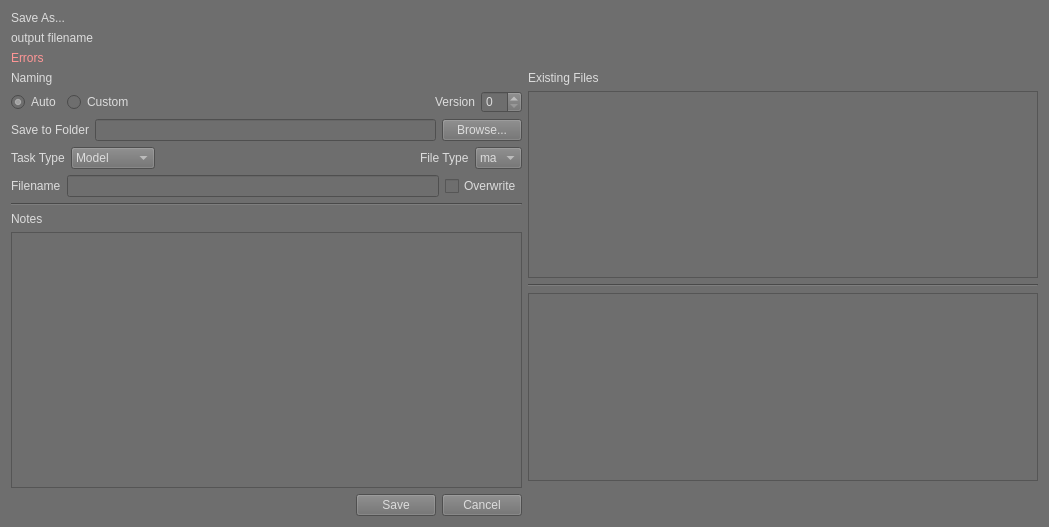
First picture: the form in ui/superSaver_UI.ui, repository SleepDeprivedVFX/versionUp, before the edit.
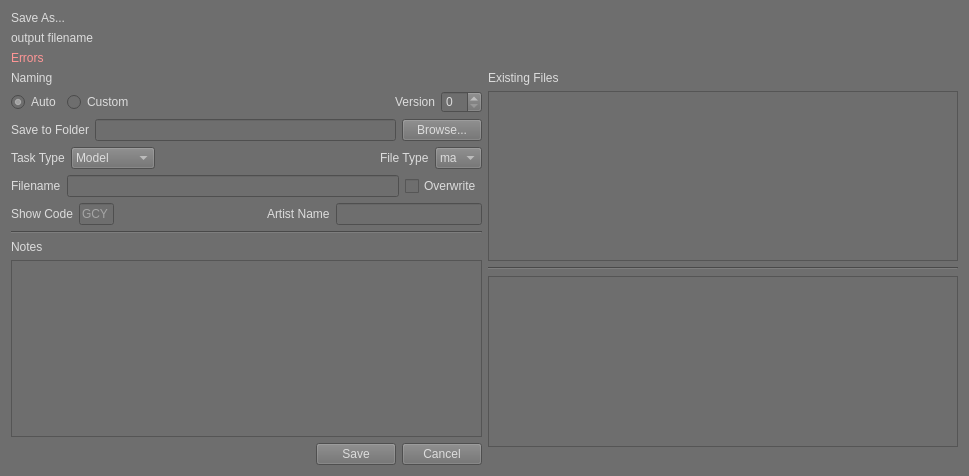
Second picture: the form after the edit.

Commit message: Building out the test to improve performance. Updated UI to add more fields.

Patch:
```diff
--- a/ui/superSaver_UI.ui
+++ b/ui/superSaver_UI.ui
@@ -6,14 +6,14 @@
    <rect>
     <x>0</x>
     <y>0</y>
-    <width>1049</width>
-    <height>527</height>
+    <width>969</width>
+    <height>476</height>
    </rect>
   </property>
   <property name="minimumSize">
    <size>
     <width>969</width>
-    <height>385</height>
+    <height>476</height>
    </size>
   </property>
   <property name="windowTitle">
@@ -262,6 +262,53 @@
          </item>
         </layout>
        </item>
+       <item>
+        <layout class="QHBoxLayout" name="showArtist_layout">
+         <item>
+          <widget class="QLabel" name="showCode_label">
+           <property name="text">
+            <string>Show Code</string>
+           </property>
+          </widget>
+         </item>
+         <item>
+          <widget class="QLineEdit" name="showCode">
+           <property name="maximumSize">
+            <size>
+             <width>35</width>
+             <height>16777215</height>
+            </size>
+           </property>
+           <property name="placeholderText">
+            <string>GCY</string>
+           </property>
+          </widget>
+         </item>
+         <item>
+          <spacer name="horizontalSpacer">
+           <property name="orientation">
+            <enum>Qt::Horizontal</enum>
+           </property>
+           <property name="sizeHint" stdset="0">
+            <size>
+             <width>40</width>
+             <height>20</height>
+            </size>
+           </property>
+          </spacer>
+         </item>
+         <item>
+          <widget class="QLabel" name="artistName_label">
+           <property name="text">
+            <string>Artist Name</string>
+           </property>
+          </widget>
+         </item>
+         <item>
+          <widget class="QLineEdit" name="artistName"/>
+         </item>
+        </layout>
+       </item>
        <item>
         <widget class="Line" name="notes_seperator">
          <property name="orientation">
```
The commit also changes 2 other files.
